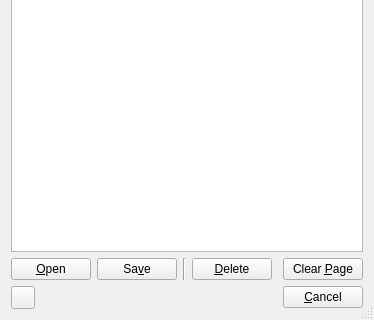
Before: the Qt Designer form apps/cmstapp/code/provisioning/ui/provisioning_editor.ui in andrew-bibb/cmst, drawn with Qt 5; both pictures show x 0 to 374 and y 164 to 484 of the 374 by 484 pixel window.
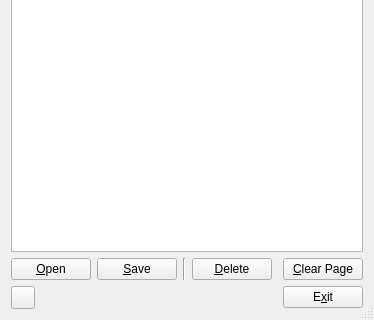
After: the same form once the commit is applied.

Commit message: cancel button renamed to exit

Diff of the .ui file:
```diff
--- a/apps/cmstapp/code/provisioning/ui/provisioning_editor.ui
+++ b/apps/cmstapp/code/provisioning/ui/provisioning_editor.ui
@@ -41,7 +41,7 @@
         <string>&lt;html&gt;&lt;head/&gt;&lt;body&gt;&lt;p&gt;Accept the entries, send them to Connman, and close the dialog.&lt;/p&gt;&lt;/body&gt;&lt;/html&gt;</string>
        </property>
        <property name="text">
-        <string>Sa&amp;ve</string>
+        <string>&amp;Save</string>
        </property>
        <property name="autoDefault">
         <bool>false</bool>
@@ -84,7 +84,7 @@
         <string>&lt;html&gt;&lt;head/&gt;&lt;body&gt;&lt;p&gt;Clear all entries on the current page.&lt;/p&gt;&lt;p&gt;This button will reset every field on the current page to the default value, which generally means nothing in the field.&lt;/p&gt;&lt;/body&gt;&lt;/html&gt;</string>
        </property>
        <property name="text">
-        <string>Clear &amp;Page</string>
+        <string>&amp;Clear Page</string>
        </property>
        <property name="autoDefault">
         <bool>false</bool>
@@ -124,7 +124,7 @@
         <string>&lt;html&gt;&lt;head/&gt;&lt;body&gt;&lt;p&gt;Close the dialog without sending any entries to Connman.&lt;/p&gt;&lt;/body&gt;&lt;/html&gt;</string>
        </property>
        <property name="text">
-        <string>&amp;Cancel</string>
+        <string>E&amp;xit</string>
        </property>
        <property name="autoDefault">
         <bool>false</bool>
```
Left out of the diff: 4 changed lines with no effect on the pictures.
